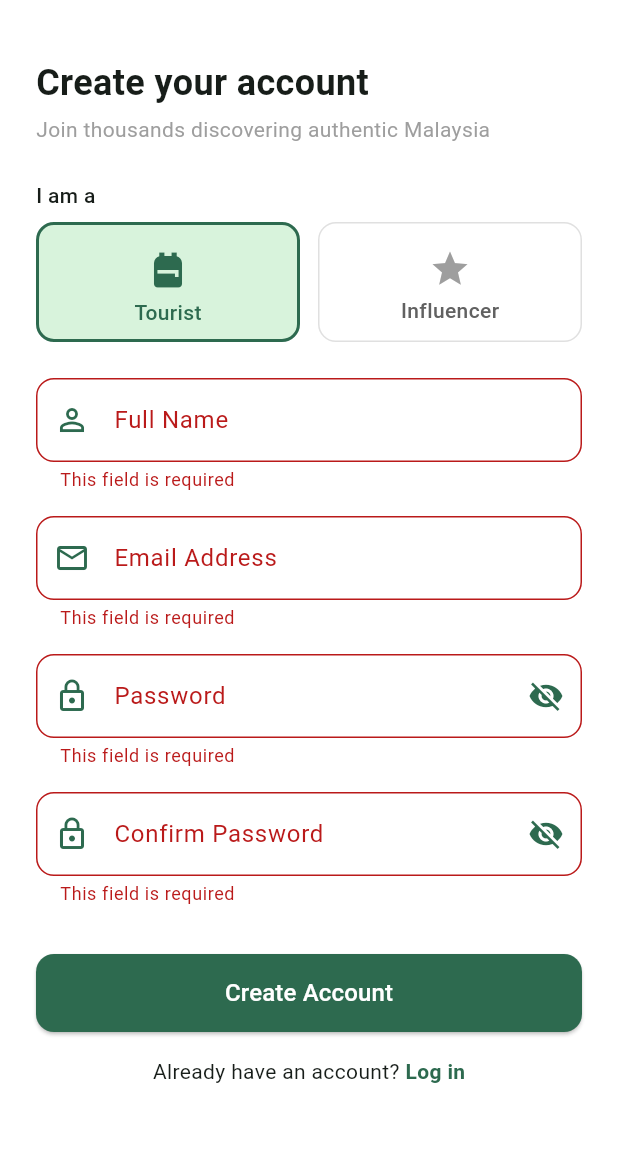
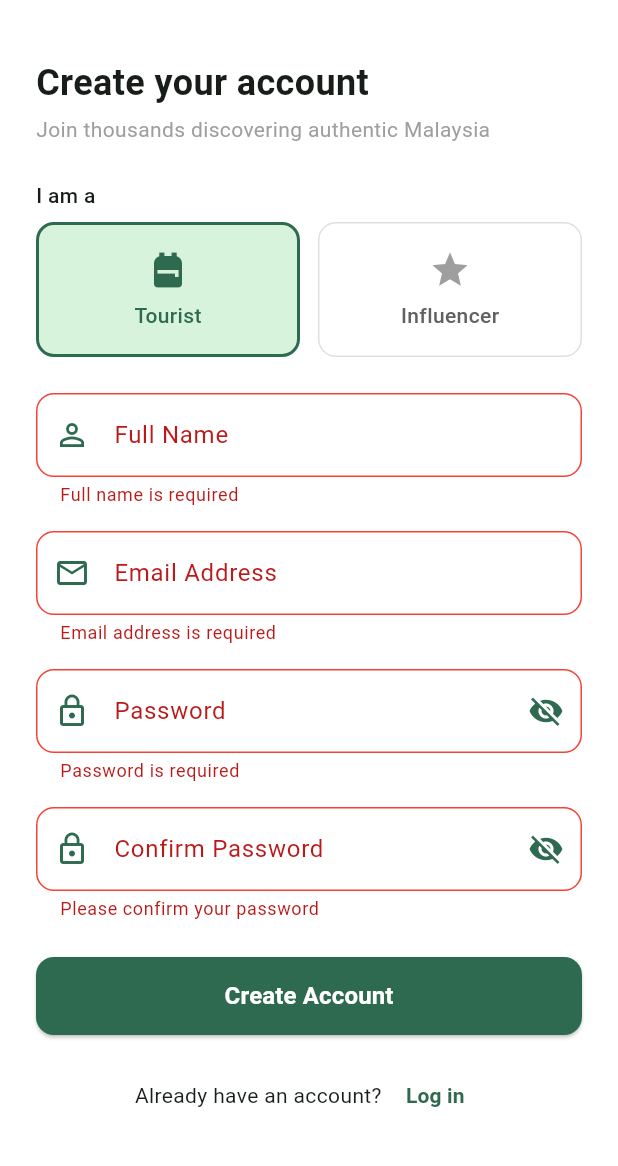
Before and after one commit to jclee-wm25/livelocal, a Flutter app: the RegisterScreen screen opened by its route, after a tap on "Create Account", on a phone screen of 412 x 824 dp, the part 63-1229 px from its top. Run offline on Flutter 3.47's test engine with Material 3 defaults, Android fonts, the phone set to English and light mode, and no system bars; our stand-ins replace cached_network_image, flutter_dotenv, geolocator, image_picker, supabase_flutter; accounts and stored records are empty; network calls fail.

Commit message:
feat(auth): improve registration validation and loading state

```diff
--- a/lib/screens/register_screen.dart
+++ b/lib/screens/register_screen.dart
@@ -1,38 +1,69 @@
 import 'package:flutter/material.dart';
 import 'package:provider/provider.dart';
+
 import '../constants/app_colors.dart';
 import '../controllers/auth_controller.dart';
 
 class RegisterScreen extends StatefulWidget {
   const RegisterScreen({super.key});
+
   @override
   State<RegisterScreen> createState() => _RegisterScreenState();
 }
 
 class _RegisterScreenState extends State<RegisterScreen> {
-  final _formKey = GlobalKey<FormState>();
+  final GlobalKey<FormState> _formKey = GlobalKey<FormState>();
+
+  final TextEditingController _fullNameController = TextEditingController();
+  final TextEditingController _emailController = TextEditingController();
+  final TextEditingController _passwordController = TextEditingController();
+  final TextEditingController _confirmPasswordController =
+      TextEditingController();
+
   String selectedRole = 'tourist';
   bool _obscurePassword = true;
   bool _obscureConfirm = true;
-  final _fullNameController = TextEditingController();
-  final _emailController = TextEditingController();
-  final _passwordController = TextEditingController();
-  final _confirmPasswordController = TextEditingController();
+
   InputDecoration _fieldDecoration({
     required IconData prefixIcon,
     required String labelText,
     Widget? suffixIcon,
   }) {
     return InputDecoration(
-      prefixIcon: Icon(prefixIcon, color: AppColors.primary),
+      prefixIcon: Icon(
+        prefixIcon,
+        color: AppColors.primary,
+      ),
       labelText: labelText,
       suffixIcon: suffixIcon,
       border: OutlineInputBorder(
         borderRadius: BorderRadius.circular(12),
       ),
+      enabledBorder: OutlineInputBorder(
+        borderRadius: BorderRadius.circular(12),
+        borderSide: BorderSide(
+          color: Colors.grey.shade300,
+        ),
+      ),
       focusedBorder: OutlineInputBorder(
         borderRadius: BorderRadius.circular(12),
-        borderSide: const BorderSide(color: AppColors.primary, width: 2),
+        borderSide: const BorderSide(
+          color: AppColors.primary,
+          width: 2,
+        ),
+      ),
+      errorBorder: OutlineInputBorder(
+        borderRadius: BorderRadius.circular(12),
+        borderSide: const BorderSide(
+          color: Colors.red,
+        ),
+      ),
+      focusedErrorBorder: OutlineInputBorder(
+        borderRadius: BorderRadius.circular(12),
+        borderSide: const BorderSide(
+          color: Colors.red,
+          width: 2,
+        ),
       ),
     );
   }
@@ -41,17 +72,22 @@ class _RegisterScreenState extends State<RegisterScreen> {
     required String role,
     required IconData icon,
     required String label,
+    required bool isLoading,
   }) {
     final bool isSelected = selectedRole == role;
+
     return Expanded(
       child: GestureDetector(
-        onTap: () {
+        onTap: isLoading
+            ? null
+            : () {
                 setState(() {
                   selectedRole = role;
                 });
               },
-        child: Container(
-          height: 80,
+        child: AnimatedContainer(
+          duration: const Duration(milliseconds: 200),
+          height: 90,
           padding: const EdgeInsets.all(16),
           decoration: BoxDecoration(
             color: isSelected ? AppColors.selectedBg : Colors.white,
@@ -69,7 +105,7 @@ class _RegisterScreenState extends State<RegisterScreen> {
                 size: 28,
                 color: isSelected ? AppColors.primary : Colors.grey,
               ),
-              const SizedBox(height: 4),
+              const SizedBox(height: 6),
               Text(
                 label,
                 style: TextStyle(
@@ -85,30 +121,49 @@ class _RegisterScreenState extends State<RegisterScreen> {
     );
   }
 
-  @override
-  void dispose() {
-    _fullNameController.dispose();
-    _emailController.dispose();
-    _passwordController.dispose();
-    _confirmPasswordController.dispose();
-    super.dispose();
+  Future<void> _handleRegister() async {
+    final FormState? currentForm = _formKey.currentState;
+
+    if (currentForm == null || !currentForm.validate()) {
+      return;
     }
 
-  Future<void> _handleRegister() async {
-    if (!_formKey.currentState!.validate()) return;
-    final authCtrl = Provider.of<AuthController>(context, listen: false);
-    final success = await authCtrl.register(
+    FocusScope.of(context).unfocus();
+
+    final AuthController authCtrl = context.read<AuthController>();
+
+    if (authCtrl.isLoading) {
+      return;
+    }
+
+    final bool success = await authCtrl.register(
       _emailController.text.trim(),
       _passwordController.text,
       _fullNameController.text.trim(),
       selectedRole,
     );
-    if (!mounted) return;
+
+    if (!mounted) {
+      return;
+    }
+
+    ScaffoldMessenger.of(context).hideCurrentSnackBar();
+
     if (success) {
       ScaffoldMessenger.of(context).showSnackBar(
-        const SnackBar(content: Text('Account created successfully!')),
+        const SnackBar(
+          content: Text(
+            'Account created successfully!',
+          ),
+          backgroundColor: AppColors.primary,
+        ),
       );
-      Navigator.pushNamedAndRemoveUntil(context, '/home', (route) => false);
+
+      Navigator.pushNamedAndRemoveUntil(
+        context,
+        '/home',
+        (route) => false,
+      );
     } else {
       ScaffoldMessenger.of(context).showSnackBar(
         SnackBar(
@@ -116,13 +171,37 @@ class _RegisterScreenState extends State<RegisterScreen> {
             authCtrl.errorMessage ??
                 'Unable to create account. Please try again.',
           ),
+          backgroundColor: Colors.red,
         ),
       );
     }
   }
 
+  void _goBack() {
+    if (Navigator.canPop(context)) {
+      Navigator.pop(context);
+    } else {
+      Navigator.pushReplacementNamed(
+        context,
+        '/welcome',
+      );
+    }
+  }
+
+  @override
+  void dispose() {
+    _fullNameController.dispose();
+    _emailController.dispose();
+    _passwordController.dispose();
+    _confirmPasswordController.dispose();
+
+    super.dispose();
+  }
+
   @override
   Widget build(BuildContext context) {
+    final AuthController authCtrl = context.watch<AuthController>();
+
     return Scaffold(
       backgroundColor: Colors.white,
       appBar: AppBar(
@@ -131,9 +210,7 @@ class _RegisterScreenState extends State<RegisterScreen> {
         foregroundColor: AppColors.primary,
         leading: IconButton(
           icon: const Icon(Icons.arrow_back),
-          onPressed: () {
-            Navigator.pushNamed(context, '/welcome');
-          },
+          onPressed: authCtrl.isLoading ? null : _goBack,
         ),
         title: const Text(
           'LiveLocal',
@@ -143,9 +220,10 @@ class _RegisterScreenState extends State<RegisterScreen> {
           ),
         ),
       ),
-      body: SingleChildScrollView(
-        child: Padding(
-          padding: const EdgeInsets.all(24.0),
+      body: SafeArea(
+        child: SingleChildScrollView(
+          keyboardDismissBehavior: ScrollViewKeyboardDismissBehavior.onDrag,
+          padding: const EdgeInsets.all(24),
           child: Column(
             crossAxisAlignment: CrossAxisAlignment.start,
             children: [
@@ -179,12 +257,14 @@ class _RegisterScreenState extends State<RegisterScreen> {
                     role: 'tourist',
                     icon: Icons.backpack,
                     label: 'Tourist',
+                    isLoading: authCtrl.isLoading,
                   ),
                   const SizedBox(width: 12),
                   _buildRoleCard(
                     role: 'influencer',
                     icon: Icons.star,
                     label: 'Influencer',
+                    isLoading: authCtrl.isLoading,
                   ),
                 ],
               ),
@@ -195,36 +275,71 @@ class _RegisterScreenState extends State<RegisterScreen> {
                   children: [
                     TextFormField(
                       controller: _fullNameController,
+                      enabled: !authCtrl.isLoading,
+                      textInputAction: TextInputAction.next,
+                      textCapitalization: TextCapitalization.words,
+                      autofillHints: const [
+                        AutofillHints.name,
+                      ],
                       decoration: _fieldDecoration(
                         prefixIcon: Icons.person_outline,
                         labelText: 'Full Name',
                       ),
                       validator: (value) {
-                        if (value == null || value.isEmpty) {
-                          return 'This field is required';
+                        final String name = value?.trim() ?? '';
+
+                        if (name.isEmpty) {
+                          return 'Full name is required';
                         }
+
+                        if (name.length < 2) {
+                          return 'Full name must contain at least 2 characters';
+                        }
+
                         return null;
                       },
                     ),
                     const SizedBox(height: 16),
                     TextFormField(
                       controller: _emailController,
+                      enabled: !authCtrl.isLoading,
                       keyboardType: TextInputType.emailAddress,
+                      textInputAction: TextInputAction.next,
+                      autocorrect: false,
+                      autofillHints: const [
+                        AutofillHints.email,
+                      ],
                       decoration: _fieldDecoration(
                         prefixIcon: Icons.email_outlined,
                         labelText: 'Email Address',
                       ),
                       validator: (value) {
-                        if (value == null || value.isEmpty) {
-                          return 'This field is required';
+                        final String email = value?.trim() ?? '';
+
+                        if (email.isEmpty) {
+                          return 'Email address is required';
                         }
+
+                        final RegExp emailPattern = RegExp(
+                          r'^[A-Za-z0-9._%+-]+@[A-Za-z0-9.-]+\.[A-Za-z]{2,}$',
+                        );
+
+                        if (!emailPattern.hasMatch(email)) {
+                          return 'Please enter a valid email address';
+                        }
+
                         return null;
                       },
                     ),
                     const SizedBox(height: 16),
                     TextFormField(
                       controller: _passwordController,
+                      enabled: !authCtrl.isLoading,
                       obscureText: _obscurePassword,
+                      textInputAction: TextInputAction.next,
+                      autofillHints: const [
+                        AutofillHints.newPassword,
+                      ],
                       decoration: _fieldDecoration(
                         prefixIcon: Icons.lock_outline,
                         labelText: 'Password',
@@ -235,7 +350,9 @@ class _RegisterScreenState extends State<RegisterScreen> {
                                 : Icons.visibility,
                             color: AppColors.primary,
                           ),
-                          onPressed: () {
+                          onPressed: authCtrl.isLoading
+                              ? null
+                              : () {
                                   setState(() {
                                     _obscurePassword = !_obscurePassword;
                                   });
@@ -244,15 +361,30 @@ class _RegisterScreenState extends State<RegisterScreen> {
                       ),
                       validator: (value) {
                         if (value == null || value.isEmpty) {
-                          return 'This field is required';
+                          return 'Password is required';
                         }
+
+                        if (value.length < 6) {
+                          return 'Password must contain at least 6 characters';
+                        }
+
                         return null;
                       },
                     ),
                     const SizedBox(height: 16),
                     TextFormField(
                       controller: _confirmPasswordController,
+                      enabled: !authCtrl.isLoading,
                       obscureText: _obscureConfirm,
+                      textInputAction: TextInputAction.done,
+                      autofillHints: const [
+                        AutofillHints.newPassword,
+                      ],
+                      onFieldSubmitted: (_) {
+                        if (!authCtrl.isLoading) {
+                          _handleRegister();
+                        }
+                      },
                       decoration: _fieldDecoration(
                         prefixIcon: Icons.lock_outline,
                         labelText: 'Confirm Password',
@@ -263,7 +395,9 @@ class _RegisterScreenState extends State<RegisterScreen> {
                                 : Icons.visibility,
                             color: AppColors.primary,
                           ),
-                          onPressed: () {
+                          onPressed: authCtrl.isLoading
+                              ? null
+                              : () {
                                   setState(() {
                                     _obscureConfirm = !_obscureConfirm;
                                   });
@@ -272,19 +406,21 @@ class _RegisterScreenState extends State<RegisterScreen> {
                       ),
                       validator: (value) {
                         if (value == null || value.isEmpty) {
-                          return 'This field is required';
+                          return 'Please confirm your password';
                         }
+
                         if (value != _passwordController.text) {
                           return 'Passwords do not match';
                         }
+
                         return null;
                       },
                     ),
                   ],
                 ),
               ),
-              const SizedBox(height: 8),
-              if (selectedRole == 'influencer')
+              if (selectedRole == 'influencer') ...[
+                const SizedBox(height: 12),
                 Container(
                   width: double.infinity,
                   padding: const EdgeInsets.all(12),
@@ -301,22 +437,37 @@ class _RegisterScreenState extends State<RegisterScreen> {
                     ),
                   ),
                 ),
+              ],
               const SizedBox(height: 24),
               SizedBox(
                 width: double.infinity,
                 height: 52,
                 child: ElevatedButton(
-                  onPressed: () => _handleRegister(),
+                  onPressed: authCtrl.isLoading ? null : _handleRegister,
                   style: ElevatedButton.styleFrom(
                     backgroundColor: AppColors.primary,
                     foregroundColor: Colors.white,
+                    disabledBackgroundColor:
+                        AppColors.primary.withValues(alpha: 0.6),
                     shape: RoundedRectangleBorder(
                       borderRadius: BorderRadius.circular(12),
                     ),
                   ),
-                  child: const Text(
+                  child: authCtrl.isLoading
+                      ? const SizedBox(
+                          width: 22,
+                          height: 22,
+                          child: CircularProgressIndicator(
+                            strokeWidth: 2.5,
+                            color: Colors.white,
+                          ),
+                        )
+                      : const Text(
                           'Create Account',
-                    style: TextStyle(fontSize: 16),
+                          style: TextStyle(
+                            fontSize: 16,
+                            fontWeight: FontWeight.w600,
+                          ),
                         ),
                 ),
               ),
@@ -324,10 +475,17 @@ class _RegisterScreenState extends State<RegisterScreen> {
               Row(
                 mainAxisAlignment: MainAxisAlignment.center,
                 children: [
-                  const Text('Already have an account? '),
-                  GestureDetector(
-                    onTap: () {
-                      Navigator.pushNamed(context, '/login');
+                  const Text(
+                    'Already have an account? ',
+                  ),
+                  TextButton(
+                    onPressed: authCtrl.isLoading
+                        ? null
+                        : () {
+                            Navigator.pushReplacementNamed(
+                              context,
+                              '/login',
+                            );
                           },
                     child: const Text(
                       'Log in',
```
Also changed, not shown: lib/services/auth_service.dart (+61 -20 lines). Lines whose indentation alone changed are shown as unchanged.
